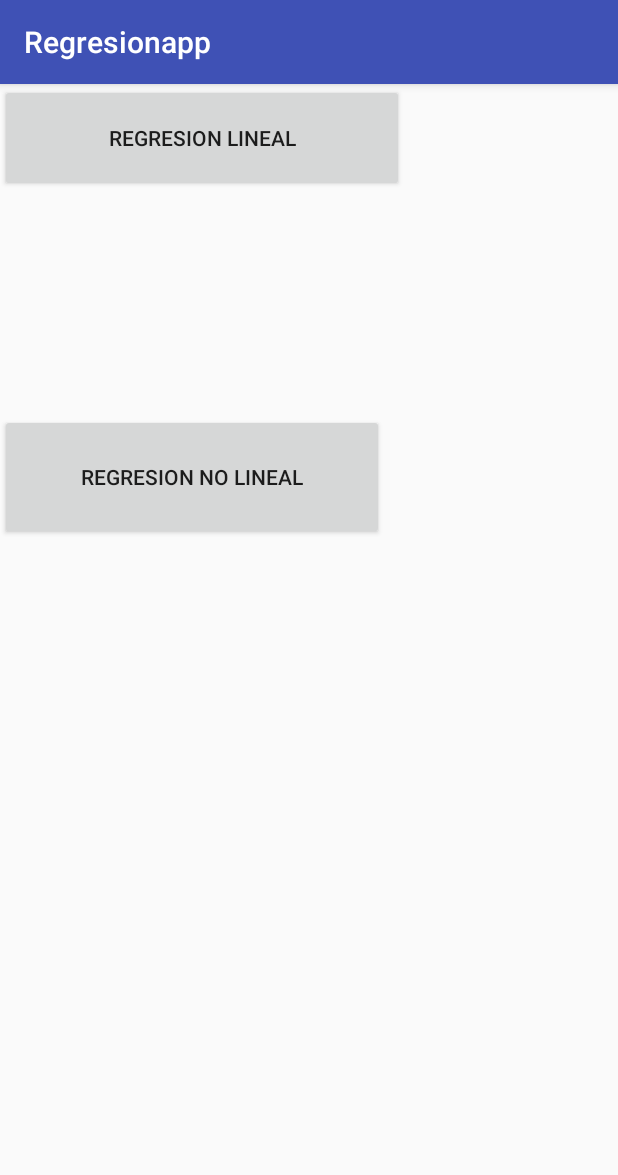
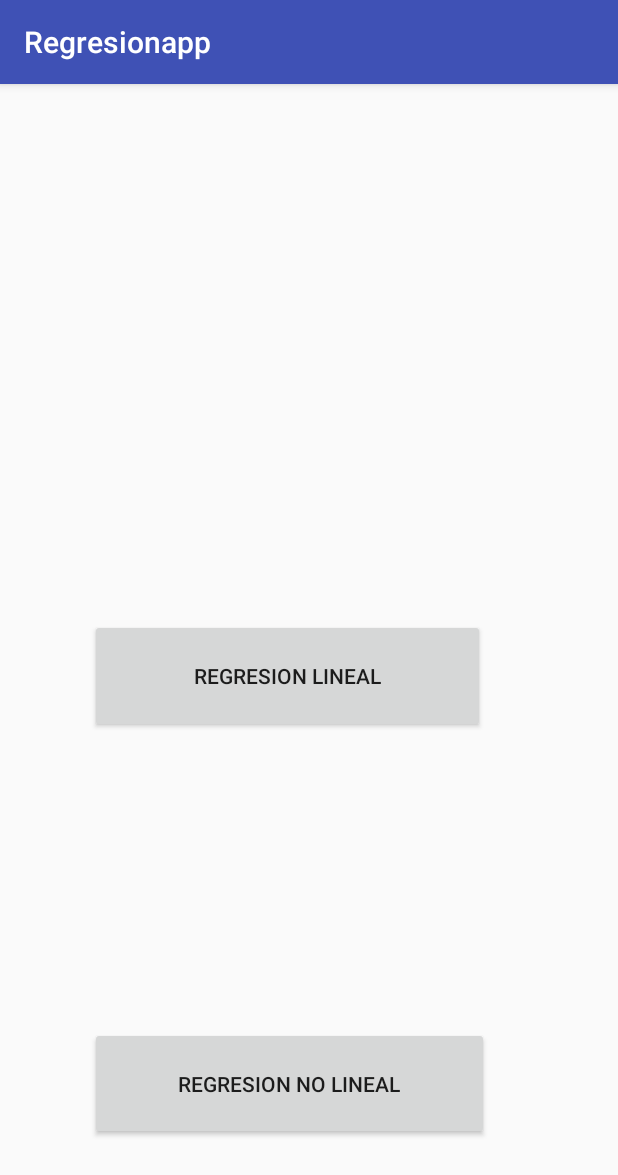
Before and after one commit to jhossmar/regresionapp, an Android app: the screen it shows after launch (MainActivity), on a phone screen of 412 x 824 dp. Shown: the top 1175 px of the screen. Run offline under Robolectric (Android 15) with nearby library versions, the phone set to English and light mode, and no system bars.

```diff
--- a/app/src/main/res/layout/activity_main.xml
+++ b/app/src/main/res/layout/activity_main.xml
@@ -8,18 +8,25 @@
 
     <Button
         android:id="@+id/button2"
-        android:layout_width="269dp"
-        android:layout_height="72dp"
+        android:layout_width="263dp"
+        android:layout_height="76dp"
+        android:layout_marginBottom="196dp"
+        android:layout_marginEnd="72dp"
+        android:layout_marginStart="43dp"
         android:text="Regresion Lineal"
-        tools:layout_editor_absoluteX="58dp"
-        tools:layout_editor_absoluteY="86dp" />
+        app:layout_constraintBottom_toTopOf="@+id/button3"
+        app:layout_constraintEnd_toEndOf="parent"
+        app:layout_constraintStart_toStartOf="parent" />
 
     <Button
         android:id="@+id/button3"
-        android:layout_width="256dp"
-        android:layout_height="84dp"
-        android:layout_marginTop="148dp"
+        android:layout_width="266dp"
+        android:layout_height="75dp"
+        android:layout_marginBottom="64dp"
+        android:layout_marginEnd="72dp"
+        android:layout_marginStart="46dp"
         android:text="Regresion No lineal"
-        app:layout_constraintTop_toBottomOf="@+id/button2"
-        tools:layout_editor_absoluteX="64dp" />
+        app:layout_constraintBottom_toBottomOf="parent"
+        app:layout_constraintEnd_toEndOf="parent"
+        app:layout_constraintStart_toStartOf="parent" />
 </android.support.constraint.ConstraintLayout>
--- a/app/src/main/res/values/styles.xml
+++ b/app/src/main/res/values/styles.xml
@@ -1,7 +1,7 @@
 <resources>
 
     <!-- Base application theme. -->
-    <style name="AppTheme" parent="Theme.AppCompat.Light.DarkActionBar">
+    <style name="AppTheme" parent="Base.Theme.AppCompat.Light.DarkActionBar">
         <!-- Customize your theme here. -->
         <item name="colorPrimary">@color/colorPrimary</item>
         <item name="colorPrimaryDark">@color/colorPrimaryDark</item>
```
